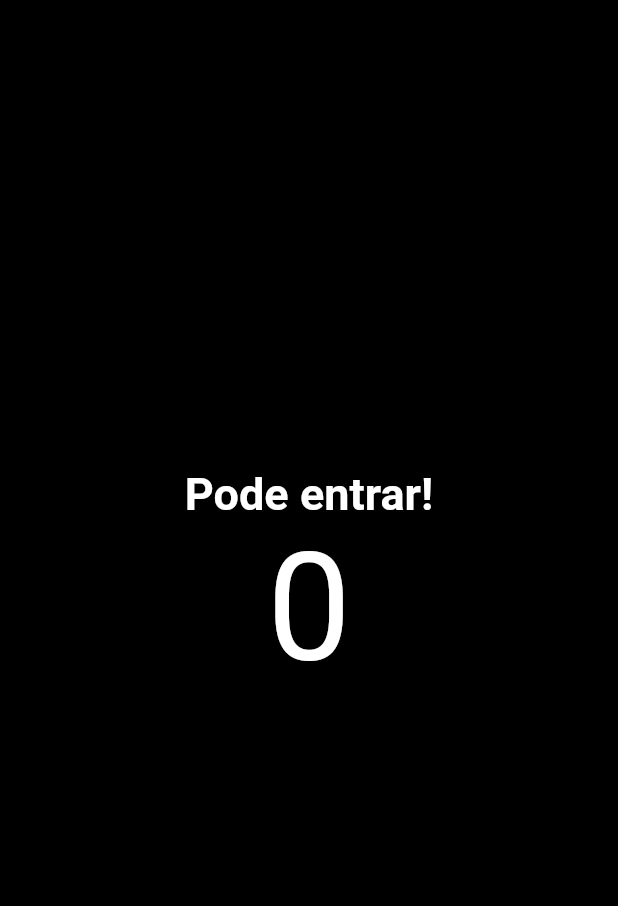
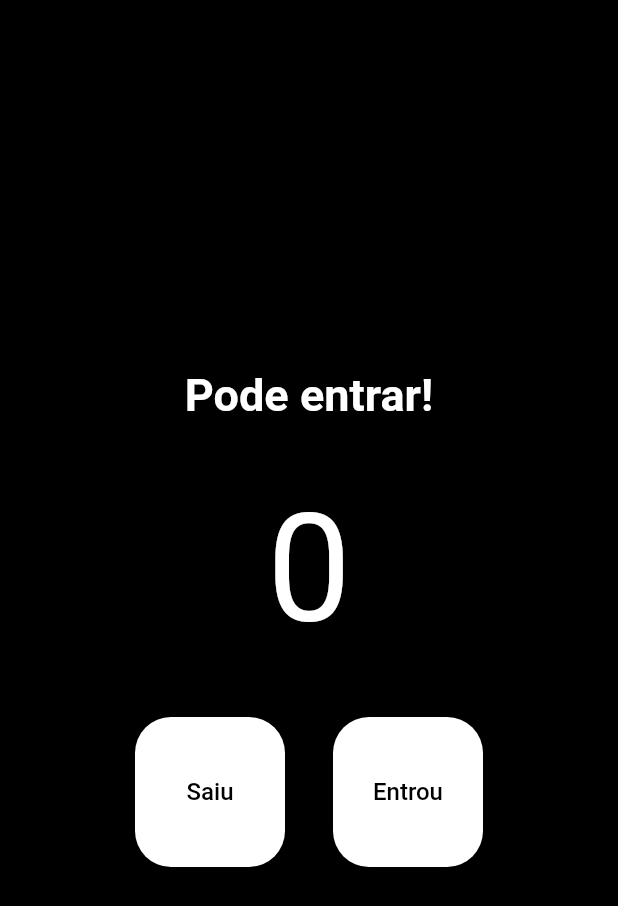
Before and after one commit to gagjunior/flutter-contador-pessoas, a Flutter app: the screen it shows after launch, on a phone screen of 412 x 824 dp. Shown: the top 906 px of the screen. Run offline on Flutter 3.47's test engine with Material 2 defaults, Android fonts, the phone set to English and light mode, and no system bars.

Commit message:
Aula 76 - Personalizando o botão e o padding

```diff
--- a/lib/main.dart
+++ b/lib/main.dart
@@ -38,19 +38,30 @@ class HomePage extends StatelessWidget {
             style: TextStyle(
                 fontSize: 30, color: Colors.white, fontWeight: FontWeight.w700),
           ),
-          const Text(
-            '0',
-            style: TextStyle(
-              fontSize: 100,
-              color: Colors.white,
-            ),
+          const Padding(
+              padding: EdgeInsets.all(40),
+              child: Text(
+                '0',
+                style: TextStyle(
+                  fontSize: 100,
+                  color: Colors.white,
+                ),
+              ),
           ),
           Row(
             mainAxisAlignment: MainAxisAlignment.center,
             children: [
               TextButton(
                 onPressed: decrement,
-                child: Text(
+                style: TextButton.styleFrom(
+                  backgroundColor: Colors.white,
+                  fixedSize: const Size(100, 100),
+                  primary: Colors.black,
+                  shape: RoundedRectangleBorder(
+                    borderRadius: BorderRadius.circular(24),
+                  ),
+                ),
+                child: const Text(
                   'Saiu',
                   style: TextStyle(
                     color: Colors.black,
@@ -58,9 +69,18 @@ class HomePage extends StatelessWidget {
                   ),
                 ),
               ),
+              const SizedBox(width: 32,),
               TextButton(
                 onPressed: increment,
-                child: Text(
+                style: TextButton.styleFrom(
+                  backgroundColor: Colors.white,
+                  fixedSize: const Size(100, 100),
+                  primary: Colors.black,
+                  shape: RoundedRectangleBorder(
+                      borderRadius: BorderRadius.circular(24)
+                  ),
+                ),
+                child: const Text(
                   'Entrou',
                   style: TextStyle(
                     color: Colors.black,
```
